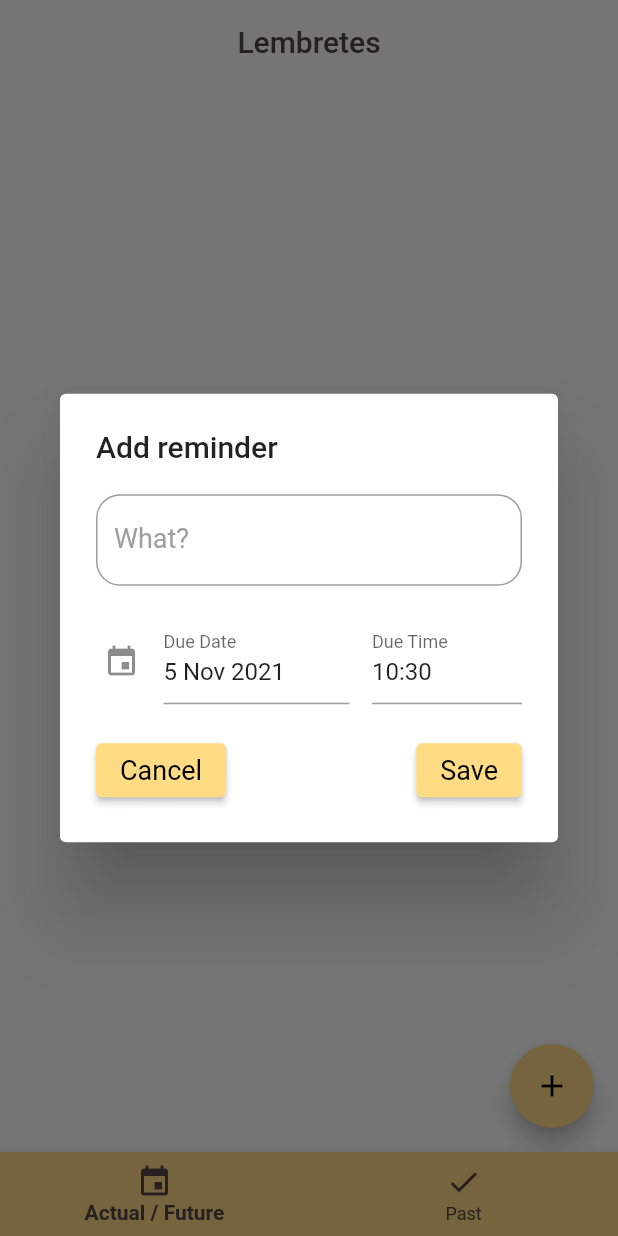
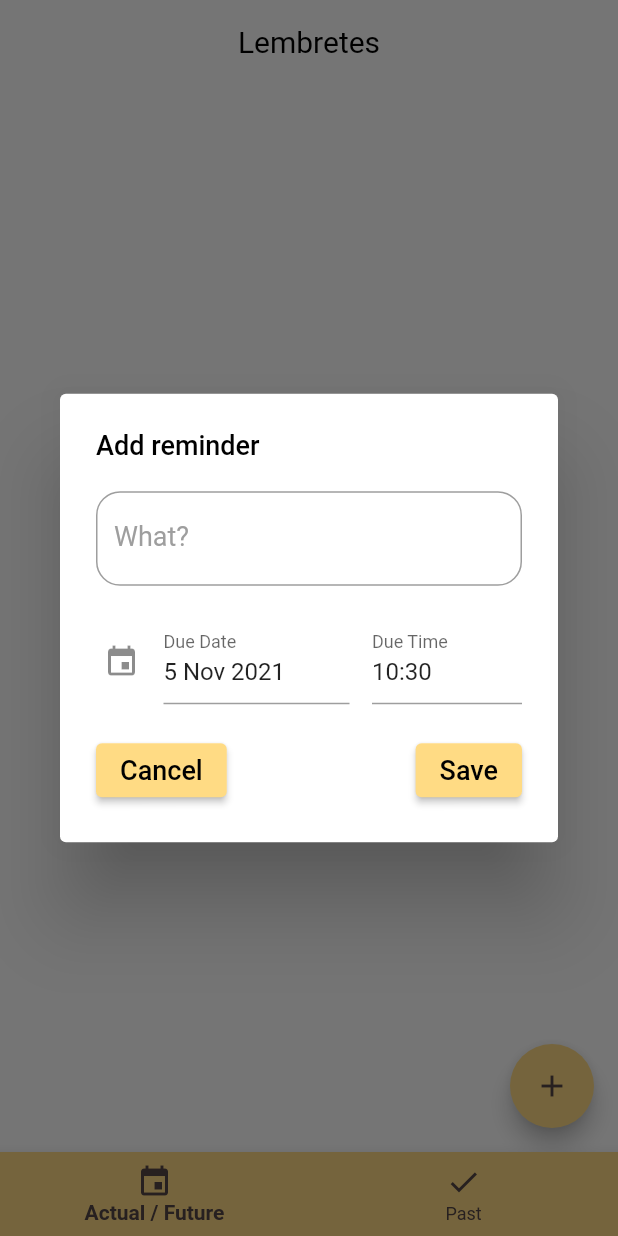
Before and after one commit to monicahenrabreu/lembretes, a Flutter app: the screen it shows after launch, after a tap on the "add" icon, on a phone screen of 412 x 824 dp. Run offline on Flutter 3.47's test engine with Material 2 defaults, Android fonts, the phone set to English and light mode, and no system bars; drawn by our look-alikes of date_time_picker; our stand-ins replace fluttertoast, sqflite; accounts and stored records are empty; generated files the repository leaves out were written again.

Commit message:
feat: dark and light theme

```diff
--- a/lib/lembretes_app.dart
+++ b/lib/lembretes_app.dart
@@ -1,6 +1,7 @@
 import 'package:flutter/material.dart';
 import 'package:flutter_gen/gen_l10n/app_localizations.dart';
 import 'package:flutter_localizations/flutter_localizations.dart';
+import 'package:lembretes/theme/lembretes_themes.dart';
 import 'package:lembretes/ui/screens/base_page/base_page.dart';
 import 'package:lembretes/ui/screens/home_page/home_page.dart';
 import 'package:lembretes/ui/screens/past_lembretes_page/past_lembretes_page.dart';
@@ -41,10 +42,9 @@ class LembretesApp extends StatelessWidget {
           Locale('pt', ''),
         ],
 
-      theme: ThemeData(
-          primaryColor: const Color(0xffFFDB84),
-          scaffoldBackgroundColor: Colors.white
-      ),
+        theme: LembretesThemes.lightTheme,
+        darkTheme: LembretesThemes.darkTheme,
+        themeMode: ThemeMode.system,
 
         initialRoute: BasePage.id,
         routes: {
--- a/lib/main.dart
+++ b/lib/main.dart
@@ -1,7 +1,7 @@
 import 'package:flutter/material.dart';
+import 'package:lembretes/lembretes_app.dart';
 import 'package:lembretes/provider/lembretes_provider.dart';
 import 'package:provider/provider.dart';
-import 'lembretes_app.dart';
 
 void main() async {
   runApp(MultiProvider(
@@ -10,6 +10,6 @@ void main() async {
         create: (_) => LembretesProvider(),
       ),
     ],
-    child: const LembretesApp(),
-  ));
+    child: const LembretesApp()),
+  );
 }
--- /dev/null
+++ b/lib/theme/lembretes_themes.dart
@@ -0,0 +1,51 @@
+import 'package:flutter/material.dart';
+
+class LembretesThemes {
+  static final darkTheme = ThemeData(
+    primaryColorDark: const Color(0xff2c281d),
+    scaffoldBackgroundColor: Colors.black,
+    colorScheme: const ColorScheme.dark(
+      primary: Colors.white,
+      secondary: Colors.white,
+    ),
+    cardColor: const Color(0xff2c281d),
+    textTheme: const TextTheme(
+      bodyText1: TextStyle(
+        color: Colors.white,
+        fontSize: 18,
+      ),
+      bodyText2: TextStyle(
+        color: Colors.white,
+        fontSize: 20,
+      ),
+    ),
+    dialogTheme: const DialogTheme(
+        backgroundColor: Color(0xff2c281d),
+        titleTextStyle: TextStyle(color: Colors.white)),
+  );
+
+  static final lightTheme = ThemeData(
+    primaryColor: const Color(0xffFFDB84),
+    scaffoldBackgroundColor: Colors.white,
+    colorScheme: const ColorScheme.light(
+      primary: Color(0xff544646),
+      secondary: Color(0xffFFDB84),
+    ),
+    cardColor: const Color(0xffFFDB84),
+    textTheme: const TextTheme(
+      bodyText1: TextStyle(
+        color: Colors.black,
+        fontSize: 18,
+      ),
+      bodyText2: TextStyle(
+        color: Colors.black,
+        fontSize: 20,
+      ),
+    ),
+    dialogTheme: const DialogTheme(
+        backgroundColor: Colors.white,
+        titleTextStyle: TextStyle(
+          color: Colors.black,
+        )),
+  );
+}
--- a/lib/ui/screens/base_page/base_page.dart
+++ b/lib/ui/screens/base_page/base_page.dart
@@ -51,16 +51,16 @@ class _BasePageState extends State<BasePage> {
   List<BottomNavigationBarItem> _buildBottomNavBarItems() {
     return [
       BottomNavigationBarItem(
-        icon: const Icon(
+        icon: Icon(
           Icons.event,
-          color: const Color(0xff544646),
+          color: Theme.of(context).colorScheme.primary,
         ),
         label: AppLocalizations.of(context)!.bottomNavigationFuture,
       ),
       BottomNavigationBarItem(
-        icon: const Icon(
+        icon: Icon(
           Icons.check,
-          color: Color(0xff544646),
+          color: Theme.of(context).colorScheme.primary,
         ),
         label: AppLocalizations.of(context)!.bottomNavigationPast,
       ),
@@ -72,9 +72,9 @@ class _BasePageState extends State<BasePage> {
       backgroundColor: Theme.of(context).primaryColor,
       items: _buildBottomNavBarItems(),
       currentIndex: _selectedIndex,
-      selectedItemColor: const Color(0xff544646),
+      selectedItemColor: Theme.of(context).colorScheme.primary,
       selectedLabelStyle: const TextStyle(fontWeight: FontWeight.bold),
-      unselectedItemColor: const Color(0xff544646),
+      unselectedItemColor: Theme.of(context).colorScheme.primary,
       onTap: _onItemTapped,
     );
   }
@@ -84,10 +84,10 @@ class _BasePageState extends State<BasePage> {
     return Scaffold(
         appBar: AppBar(
           elevation: 0,
-          backgroundColor: Colors.white,
-          title: const Text(
+          backgroundColor: Theme.of(context).scaffoldBackgroundColor,
+          title: Text(
             'Lembretes',
-            style: TextStyle(color: Color(0xff544646)),
+            style: Theme.of(context).textTheme.bodyText2,
           ),
           centerTitle: true,
         ),
--- a/lib/ui/screens/home_page/home_page.dart
+++ b/lib/ui/screens/home_page/home_page.dart
@@ -33,12 +33,12 @@ class _HomePageState extends State<HomePage> {
     _list = context.watch<LembretesProvider>().lembreteListFuture;
 
     return Scaffold(
-      body: _list == null ? const CircularProgressIndicator() : LembreteListWidget(_list),
+      body: LembreteListWidget(_list),
       floatingActionButton: FloatingActionButton(
         onPressed: () {
           _showAddLembreteDialog();
         },
-        child: const Icon(Icons.add, color: Colors.black,),
+        child: Icon(Icons.add, color: Theme.of(context).colorScheme.primary,),
         backgroundColor: Theme.of(context).primaryColor,
       )
     );
@@ -50,7 +50,7 @@ class _HomePageState extends State<HomePage> {
         builder: (_) => Theme(
             data: Theme.of(context).copyWith(dialogBackgroundColor: const Color(0xFFf7f7f7),),
             child:  AlertDialog(
-              title: Text(AppLocalizations.of(context)!.addReminder),
+              title: Text(AppLocalizations.of(context)!.addReminder, style: Theme.of(context).textTheme.bodyText1,),
               content: AddLembreteWidget(),
             )));
   }
--- a/lib/ui/widgets/add_lembrete_widget.dart
+++ b/lib/ui/widgets/add_lembrete_widget.dart
@@ -72,17 +72,17 @@ class _AddLembreteWidgetState extends State<AddLembreteWidget> {
             mainAxisAlignment: MainAxisAlignment.spaceBetween,
             children: [
               ElevatedButton(
-                child: Text(AppLocalizations.of(context)!.cancelReminder, style: const TextStyle(color: Colors.black),),
+                child: Text(AppLocalizations.of(context)!.cancelReminder, style: Theme.of(context).textTheme.bodyText1,),
                 style: ElevatedButton.styleFrom(
-                  textStyle: const TextStyle(color: Colors.black, fontSize: 18),
+                  textStyle: TextStyle(color: Theme.of(context).colorScheme.secondary, fontSize: 18),
                   primary: Theme.of(context).primaryColor,
                 ),
                 onPressed: _onPressedCancel,
               ),
               ElevatedButton(
-                child: Text(AppLocalizations.of(context)!.saveReminder, style: const TextStyle(color: Colors.black),),
+                child: Text(AppLocalizations.of(context)!.saveReminder, style: Theme.of(context).textTheme.bodyText1,),
                 style: ElevatedButton.styleFrom(
-                  textStyle: const TextStyle(color: Colors.black, fontSize: 18),
+                  textStyle: TextStyle(color: Theme.of(context).colorScheme.secondary, fontSize: 18),
                   primary: Theme.of(context).primaryColor,
                 ),
                 onPressed: () => _onPressedSave(context),
--- a/lib/ui/widgets/lembrete_card.dart
+++ b/lib/ui/widgets/lembrete_card.dart
@@ -12,7 +12,7 @@ class LembreteWidgetCard extends StatelessWidget {
     return GestureDetector(
       child: Container(
         child: Card(
-          color: const Color(0xffFFDB84),
+          color: Theme.of(context).cardColor,
           child: LembreteWidget(lembreteModel: lembreteModel,),
         ),
         /*decoration: const BoxDecoration(
--- a/lib/ui/widgets/text_widget.dart
+++ b/lib/ui/widgets/text_widget.dart
@@ -38,7 +38,7 @@ class TextWidget extends StatelessWidget {
           FocusScope.of(context).requestFocus(nextFocus);
         }
       },
-      style: const TextStyle(fontSize: 18, color: Colors.black),
+      style: Theme.of(context).textTheme.bodyText2,
       decoration: InputDecoration(
         labelText: label,
         labelStyle: const TextStyle(fontSize: 18, color: Colors.grey),
@@ -46,8 +46,8 @@ class TextWidget extends StatelessWidget {
         hintStyle: const TextStyle(color: Colors.grey),
         focusedBorder: OutlineInputBorder(
           borderRadius: BorderRadius.circular(25.0),
-          borderSide: const BorderSide(
-            color: Color(0xffFFDB84),
+          borderSide: BorderSide(
+            color: Theme.of(context).colorScheme.secondary,
           ),
         ),
         border: OutlineInputBorder(
```
Lines whose indentation alone changed are shown as unchanged.
